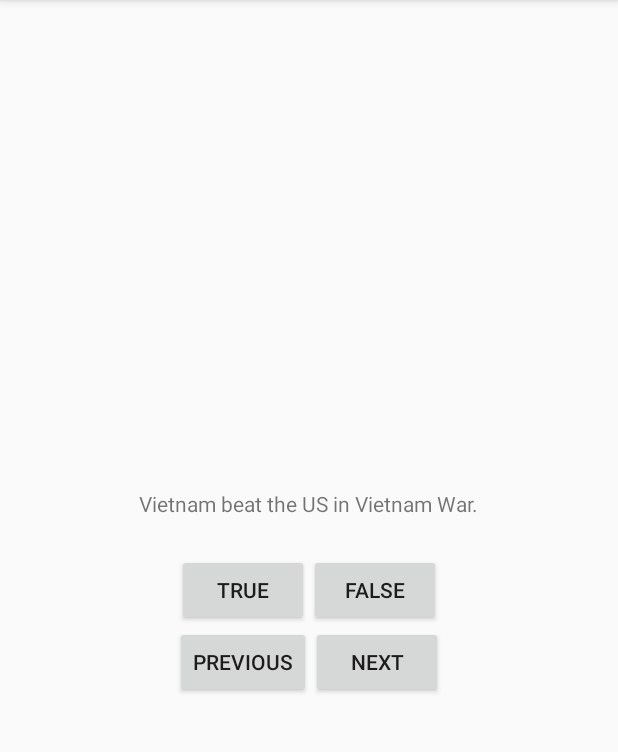
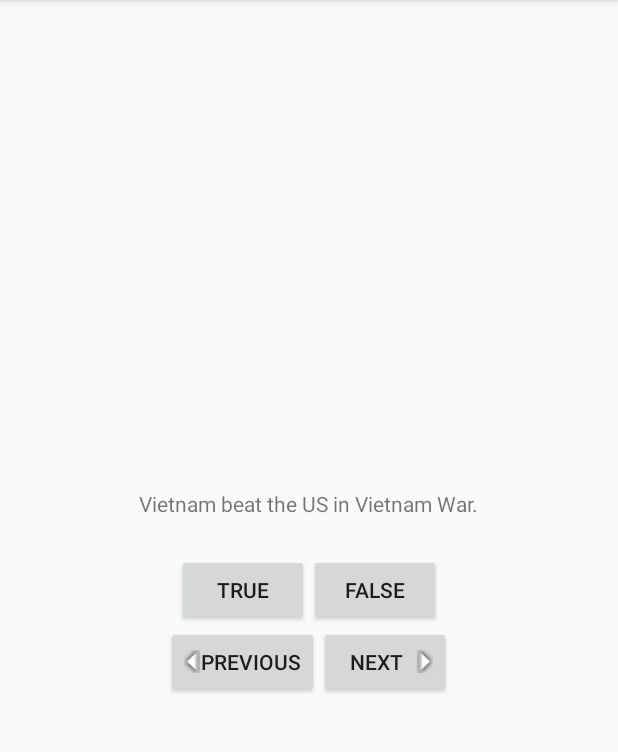
Before and after one commit to huyviet1995/GeoQuiz, an Android app: the screen it shows after launch (QuizActivity), on a phone screen of 412 x 824 dp, the part 84-836 px from its top. Run offline under Robolectric (Android 15) with nearby library versions, the phone set to English and light mode, and no system bars.

Commit message:
adding arrow

```diff
--- a/app/src/main/res/layout/activity_quiz.xml
+++ b/app/src/main/res/layout/activity_quiz.xml
@@ -37,12 +37,15 @@
          android:id="@+id/previous_button"
          android:layout_width="wrap_content"
          android:layout_height="wrap_content"
-         android:text="@string/previous_button" />
+         android:text="@string/previous_button"
+         android:drawableLeft="@drawable/arrow_left"/>
+
     <Button
         android:id="@+id/next_button"
         android:layout_width="wrap_content"
         android:layout_height="wrap_content"
-        android:text="@string/next_button" />
+        android:text="@string/next_button"
+        android:drawableRight="@drawable/arrow_right"/>
 
 
     </LinearLayout>
```
